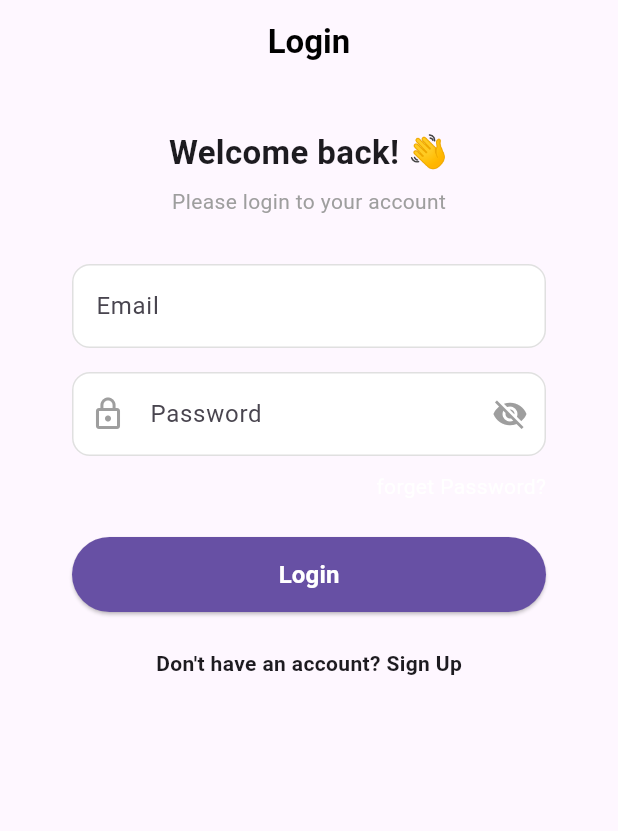
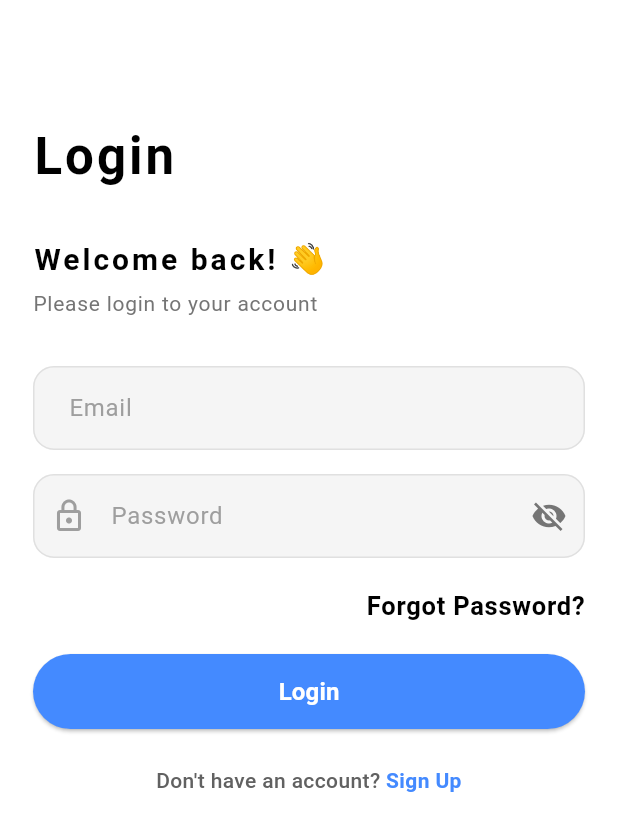
Before and after one commit to karemthabet/e_commerce, a Flutter app: the screen it shows after launch, after a tap on "Next", after a tap on "Skip", on a phone screen of 412 x 824 dp. Shown: the top 831 px of the screen. Run offline on Flutter 3.47's test engine with Material 3 defaults, Android fonts, the phone set to English and light mode, and no system bars; our stand-ins replace dartz, dio, flutter_bloc, get_it, go_router, shared_preferences and 1 more.

Commit message:
Login screen and create an account done

```diff
--- a/lib/core/utils/router/app_router.dart
+++ b/lib/core/utils/router/app_router.dart
@@ -1,5 +1,6 @@
 import 'package:e_commerce/core/utils/router/routes_name.dart';
 import 'package:e_commerce/features/auth/presentation/pages/create_account_page.dart';
+import 'package:e_commerce/features/auth/presentation/pages/forgot_password_page.dart';
 import 'package:e_commerce/features/auth/presentation/pages/login_page.dart';
 import 'package:e_commerce/features/home/presentation/Pages/home_page.dart';
 import 'package:e_commerce/features/onBording/presentation/pages/on_bording_page.dart';
@@ -24,6 +25,7 @@ class AppRouter {
       ),
       GoRoute(
         name: RoutesName.createAnAccount,
+
         path: RoutesName.createAnAccount,
         builder: (context, state) => const CreateAccountPage(),
       ),
@@ -31,6 +33,11 @@ class AppRouter {
         path: RoutesName.home,
         builder: (context, state) => const HomePage(),
       ),
+      GoRoute(
+        name: RoutesName.forgotPassword,
+        path: RoutesName.forgotPassword,
+        builder: (context, state) => const ForgotPasswordPage(),
+      ),
     ],
   );
 }
--- a/lib/core/widgets/custom_text_form_field.dart
+++ b/lib/core/widgets/custom_text_form_field.dart
@@ -34,22 +34,24 @@ class CustomTextFormField extends StatelessWidget {
       style: const TextStyle(fontSize: 16),
       decoration: InputDecoration(
         hintText: hintText,
+        hintStyle: TextStyle(color: Colors.grey.shade500),
+        contentPadding: const EdgeInsets.symmetric(vertical: 16, horizontal: 20),
         filled: true,
-        fillColor: Colors.white,
+        fillColor: Colors.grey.shade100,
         prefixIcon: suffixIcon != null
             ? Icon(suffixIcon, color: Colors.grey.shade500)
             : null,
         border: OutlineInputBorder(
-          borderRadius: BorderRadius.circular(12),
+          borderRadius: BorderRadius.circular(14),
           borderSide: BorderSide(color: Colors.grey.shade300),
         ),
         enabledBorder: OutlineInputBorder(
-          borderRadius: BorderRadius.circular(12),
+          borderRadius: BorderRadius.circular(14),
           borderSide: BorderSide(color: Colors.grey.shade300),
         ),
         focusedBorder: OutlineInputBorder(
-          borderRadius: BorderRadius.circular(12),
-          borderSide: BorderSide(color: Colors.blue.shade400),
+          borderRadius: BorderRadius.circular(14),
+          borderSide: BorderSide(color: Colors.blue.shade400, width: 1.5),
         ),
       ),
     );
--- a/lib/core/widgets/password_field.dart
+++ b/lib/core/widgets/password_field.dart
@@ -29,21 +29,26 @@ class _PasswordFieldState extends State<PasswordField> {
       validator: widget.validator ??
           (data) {
             if (data == null || data.isEmpty) {
-              return "Please enter ${widget.hintText}";
+              return "Please enter ${widget.hintText ?? "password"}";
+            }
+            if (data.length < 6) {
+              return "Password must be at least 6 characters";
             }
             return null;
           },
       onSaved: widget.onSaved,
       style: const TextStyle(fontSize: 16),
       decoration: InputDecoration(
-        hintText: widget.hintText,
+        hintText: widget.hintText ?? "Password",
+        hintStyle: TextStyle(color: Colors.grey.shade500),
+        contentPadding: const EdgeInsets.symmetric(vertical: 16, horizontal: 20),
         filled: true,
-        fillColor: Colors.white,
-        prefixIcon: const Icon(Icons.lock_outline, color: Colors.grey),
+        fillColor: Colors.grey.shade100,
+        prefixIcon: Icon(Icons.lock_outline, color: Colors.grey.shade500),
         suffixIcon: IconButton(
           icon: Icon(
             isPasswordVisible ? Icons.visibility : Icons.visibility_off,
-            color: Colors.grey,
+            color: Colors.grey.shade600,
           ),
           onPressed: () {
             setState(() {
@@ -52,16 +57,16 @@ class _PasswordFieldState extends State<PasswordField> {
           },
         ),
         border: OutlineInputBorder(
-          borderRadius: BorderRadius.circular(12),
+          borderRadius: BorderRadius.circular(14),
           borderSide: BorderSide(color: Colors.grey.shade300),
         ),
         enabledBorder: OutlineInputBorder(
-          borderRadius: BorderRadius.circular(12),
+          borderRadius: BorderRadius.circular(14),
           borderSide: BorderSide(color: Colors.grey.shade300),
         ),
         focusedBorder: OutlineInputBorder(
-          borderRadius: BorderRadius.circular(12),
-          borderSide: BorderSide(color: Colors.blue.shade400),
+          borderRadius: BorderRadius.circular(14),
+          borderSide: BorderSide(color: Colors.blue.shade400, width: 1.5),
         ),
       ),
     );
--- a/lib/features/auth/presentation/pages/forgot_password_page.dart
+++ b/lib/features/auth/presentation/pages/forgot_password_page.dart
@@ -6,8 +6,8 @@ import '../../../../core/services/setup_service_locator.dart';
 import '../../data/repos/auth_repo.dart';
 import '../widgets/forgot_password_form.dart';
 
-class ForgotPasswordView extends StatelessWidget {
-  const ForgotPasswordView({super.key});
+class ForgotPasswordPage extends StatelessWidget {
+  const ForgotPasswordPage({super.key});
 
   @override
   Widget build(BuildContext context) {
--- a/lib/features/auth/presentation/pages/login_page.dart
+++ b/lib/features/auth/presentation/pages/login_page.dart
@@ -1,11 +1,10 @@
+import 'package:e_commerce/core/services/setup_service_locator.dart';
+import 'package:e_commerce/core/utils/colors/app_colors.dart';
+import 'package:e_commerce/features/auth/data/repos/auth_repo.dart';
 import 'package:e_commerce/features/auth/presentation/cubits/login_cubit/login_cubit.dart';
+import 'package:e_commerce/features/auth/presentation/widgets/login_page_body.dart';
 import 'package:flutter/material.dart';
 import 'package:flutter_bloc/flutter_bloc.dart';
-
-import '../../../../core/services/setup_service_locator.dart';
-import '../../data/repos/auth_repo.dart';
-import '../widgets/dont_have_an_account.dart';
-import '../widgets/login_form.dart';
 
 class LoginPage extends StatelessWidget {
   const LoginPage({super.key});
@@ -14,47 +13,10 @@ class LoginPage extends StatelessWidget {
   Widget build(BuildContext context) {
     return BlocProvider(
       create: (context) => LoginCubit(getIt<AuthRepo>()),
-      child: Scaffold(
-        appBar: AppBar(
-          backgroundColor: Colors.transparent,
-          elevation: 0,
-
-          centerTitle: true,
-          title: const Text(
-            'Login',
-            style: TextStyle(fontWeight: FontWeight.w600, color: Colors.black),
-          ),
-        ),
-        body: const SafeArea(
-          child: SingleChildScrollView(
-            physics: BouncingScrollPhysics(),
-            padding: EdgeInsets.symmetric(horizontal: 24),
-            child: Center(
-              child: Column(
-                mainAxisAlignment: MainAxisAlignment.center,
-                children: [
-                  SizedBox(height: 30),
-                  Text(
-                    'Welcome back! 👋',
-                    style: TextStyle(fontSize: 22, fontWeight: FontWeight.bold),
-                  ),
-                  SizedBox(height: 6),
-                  Text(
-                    'Please login to your account',
-                    style: TextStyle(fontSize: 14, color: Colors.grey),
-                  ),
-                  SizedBox(height: 32),
-                  LoginForm(),
-                  SizedBox(height: 24),
-                  DontHaveAccount(
-                    normalText: 'Don\'t have an account?',
-                    highlightedTextWithonTap: ' Sign Up',
-                  ),
-                ],
-              ),
-            ),
-          ),
-        ),
+      child: const Scaffold(
+        backgroundColor: AppColors.whiteColor,
+        resizeToAvoidBottomInset: true,
+        body:LoginPageBody(),
       ),
     );
   }
--- a/lib/features/auth/presentation/widgets/dont_have_an_account.dart
+++ b/lib/features/auth/presentation/widgets/dont_have_an_account.dart
@@ -1,3 +1,4 @@
+import 'package:e_commerce/core/utils/colors/app_colors.dart';
 import 'package:e_commerce/core/utils/router/routes_name.dart';
 import 'package:flutter/gestures.dart';
 import 'package:flutter/material.dart';
@@ -25,7 +26,7 @@ class _DontHaveAccountState extends State<DontHaveAccount> {
     super.initState();
     _tapRecognizer = TapGestureRecognizer()
       ..onTap = () {
-        context.goNamed(RoutesName.createAnAccount);
+        context.push(RoutesName.createAnAccount);
       };
   }
 
@@ -38,12 +39,14 @@ class _DontHaveAccountState extends State<DontHaveAccount> {
   @override
   Widget build(BuildContext context) {
     return RichText(
+  textAlign: TextAlign.center,
   text: TextSpan(
     children: [
       TextSpan(
         text: widget.normalText,
         style: Theme.of(context).textTheme.bodyMedium!.copyWith(
-              fontWeight: FontWeight.bold,
+          fontWeight: FontWeight.w500,
+          color: Colors.grey.shade700,
         ),
       ),
       TextSpan(
@@ -51,10 +54,13 @@ class _DontHaveAccountState extends State<DontHaveAccount> {
         text: widget.highlightedTextWithonTap,
         style: Theme.of(context).textTheme.bodyMedium!.copyWith(
           fontWeight: FontWeight.bold,
+          color: AppColors.blueAccentColor,
         ),
       ),
     ],
   ),
-    );
+)
+
+    ;
   }
 }
--- a/lib/features/auth/presentation/widgets/forgot_password_text.dart
+++ b/lib/features/auth/presentation/widgets/forgot_password_text.dart
@@ -1,12 +1,12 @@
 import 'package:e_commerce/core/utils/colors/app_colors.dart';
 import 'package:e_commerce/core/utils/router/routes_name.dart';
+import 'package:e_commerce/core/utils/styles/app_styles.dart';
 import 'package:flutter/material.dart';
 import 'package:go_router/go_router.dart';
 
-
-
-class ForgotPasswordText extends StatelessWidget {
-  const ForgotPasswordText({super.key});
+class CustomText extends StatelessWidget {
+  const CustomText({super.key, required this.text});
+  final String text;
 
   @override
   Widget build(BuildContext context) {
@@ -14,13 +14,17 @@ class ForgotPasswordText extends StatelessWidget {
       alignment: Alignment.centerRight,
       child: GestureDetector(
         onTap: () {
-          context.go(RoutesName.forgotPassword);
+          (text == "Forgot Password?")
+              ? context.push(RoutesName.forgotPassword)
+              : context.push(RoutesName.login);
         },
         child: Text(
-          "forget Password?",
-          style: Theme.of(
-            context,
-          ).textTheme.bodyMedium!.copyWith(color: AppColors.whiteColor),
+          text,
+          style: AppStyles.subTitleStyle.copyWith(
+            color: AppColors.blackColor,
+            fontSize: 17,
+            fontWeight: FontWeight.bold,
+          ),
         ),
       ),
     );
--- a/lib/features/auth/presentation/widgets/login_form.dart
+++ b/lib/features/auth/presentation/widgets/login_form.dart
@@ -44,8 +44,6 @@ class _LoginFormState extends State<LoginForm> {
     return Form(
       key: formKey,
       autovalidateMode: autovalidateMode,
-      child: Padding(
-        padding: const EdgeInsets.symmetric(horizontal: 24),
       child: Column(
         children: [
           CustomTextFormField(
@@ -62,34 +60,35 @@ class _LoginFormState extends State<LoginForm> {
             controller: passwordController,
             hintText: "Password",
           ),
-            const SizedBox(height: 10),
-            const ForgotPasswordText(),
-            const SizedBox(height: 24),
+          const SizedBox(height: 20),
+          const CustomText(text: "Forgot Password?",),
+          const SizedBox(height: 20),
           BlocConsumer<LoginCubit, LoginStates>(
             listener: (context, state) {
               if (state is LoginFailure) {
                 showSnackBarFuction(context, state.errMessage);
               } else if (state is LoginSuccess) {
-                  showSnackBarFuction(context, "Login Success");
+                showSnackBarFuction(context, "Login successfully");
                 context.go(RoutesName.home);
               }
             },
             builder: (context, state) {
               if (state is LoginLoading) {
                 return const Center(
-                    child: CircularProgressIndicator(),
+                  child: CircularProgressIndicator(
+                    color: AppColors.blueAccentColor,
+                  ),
                 );
               }
               return GeneralButton(
                 text: "Login",
-                  backgroundColor: Theme.of(context).primaryColor,
+                backgroundColor: AppColors.blueAccentColor,
                 textColor: AppColors.whiteColor,
                 onPressed: () => _handleLoginRequest(context),
               );
             },
           ),
         ],
-        ),
       ),
     );
   }
--- /dev/null
+++ b/lib/features/auth/presentation/widgets/login_page_body.dart
@@ -0,0 +1,64 @@
+import 'package:e_commerce/core/utils/styles/app_styles.dart' show AppStyles;
+import 'package:e_commerce/features/auth/presentation/widgets/dont_have_an_account.dart';
+import 'package:e_commerce/features/auth/presentation/widgets/login_form.dart';
+import 'package:flutter/material.dart';
+
+class LoginPageBody extends StatelessWidget {
+  const LoginPageBody({super.key});
+
+  @override
+  Widget build(BuildContext context) {
+    return  Padding(
+      padding: const EdgeInsets.symmetric(horizontal: 22),
+      child: SingleChildScrollView(
+        reverse: true,
+        physics:const BouncingScrollPhysics(),
+        child: Column(
+          children: [
+            const SizedBox(height: 80),
+            Align(
+              alignment: Alignment.centerLeft,
+              child: Text(
+                "Login",
+                style: AppStyles.bodyStyle.copyWith(
+                  fontSize: 34,
+                  fontWeight: FontWeight.w700,
+                ),
+              ),
+            ),
+            const SizedBox(height: 30),
+            Align(
+              alignment: Alignment.centerLeft,
+              child: Column(
+                crossAxisAlignment: CrossAxisAlignment.start,
+                children: [
+                  Text(
+                    'Welcome back! 👋',
+                    style: AppStyles.bodyStyle.copyWith(
+                      fontSize: 20,
+                      fontWeight: FontWeight.w600,
+                    ),
+                  ),
+                  const SizedBox(height: 4),
+                  Text(
+                    'Please login to your account',
+                    style: AppStyles.subTitleStyle.copyWith(
+                      color: Colors.grey.shade600,
+                    ),
+                  ),
+                ],
+              ),
+            ),
+            const SizedBox(height: 32),
+            const LoginForm(),
+            const SizedBox(height: 24),
+            const DontHaveAccount(
+              normalText: 'Don\'t have an account?',
+              highlightedTextWithonTap: ' Sign Up',
+            ),
+          ],
+        ),
+      ),
+    );
+  }
+}
--- a/lib/features/splash/presentation/widgets/splash_page_body.dart
+++ b/lib/features/splash/presentation/widgets/splash_page_body.dart
@@ -1,4 +1,7 @@
+import 'package:e_commerce/core/cashed/prefs.dart';
 import 'package:e_commerce/core/utils/colors/app_colors.dart';
+import 'package:e_commerce/core/utils/constants/app_constants.dart'
+    show AppConstants;
 import 'package:e_commerce/core/utils/router/routes_name.dart';
 import 'package:e_commerce/core/utils/styles/app_styles.dart';
 import 'package:flutter/material.dart';
@@ -47,18 +50,17 @@ class _SplashPageBodyState extends State<SplashPageBody>
     await Future.delayed(const Duration(seconds: 3));
 
     if (!mounted) return;
-    context.go(RoutesName.onBoarding);
 
-    // final hasSeenOnBoarding = Prefs.getBool(AppConstants.seenOnBoarding);
-    // final token = Prefs.getString(AppConstants.kToken);
+    final hasSeenOnBoarding = Prefs.getBool(AppConstants.seenOnBoarding);
+    final token = Prefs.getString(AppConstants.kToken);
 
-    // if (!hasSeenOnBoarding) {
-    //   context.go(RoutesName.onBoarding);
-    // } else if (token == null) {
-    //   context.go(RoutesName.login);
-    // } else {
-    //   context.go(RoutesName.home);
-    // }
+    if (!hasSeenOnBoarding) {
+      context.go(RoutesName.onBoarding);
+    } else if (token == null) {
+      context.go(RoutesName.login);
+    } else {
+      context.go(RoutesName.home);
+    }
   }
 
   @override
```
Also changed, not shown: lib/core/functions/show_snack_bar_function.dart (+34 -8 lines), lib/features/auth/presentation/pages/create_account_page.dart (+5 -30 lines), lib/features/auth/presentation/widgets/create_account_form.dart (+8 -3 lines), lib/features/auth/presentation/widgets/create_account_page_body.dart (added, +36 -0 lines). Lines whose indentation alone changed are shown as unchanged.
